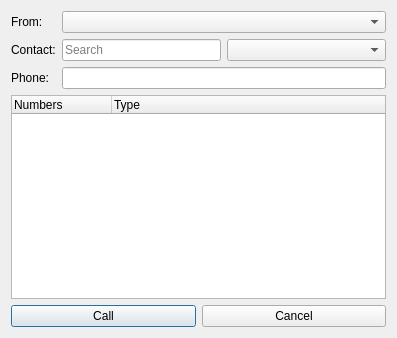
Old version of the form PlaceCallDialog.ui in the repository okostynchuk/Outcall.
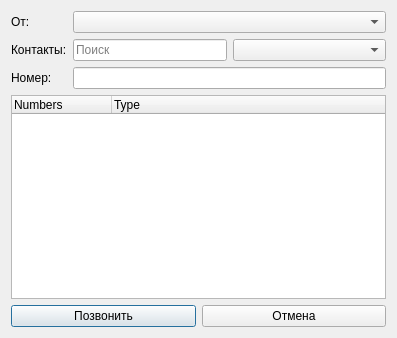
New version of the form. Icons and pictures are not drawn. Custom widgets are drawn as their Qt base class.

Diff of the .ui file:
```diff
--- a/PlaceCallDialog.ui
+++ b/PlaceCallDialog.ui
@@ -37,21 +37,21 @@
        <item>
         <widget class="QLabel" name="label">
          <property name="text">
-          <string>From:</string>
+          <string>От:</string>
          </property>
         </widget>
        </item>
        <item>
         <widget class="QLabel" name="label_2">
          <property name="text">
-          <string>Contact:</string>
+          <string>Контакты:</string>
          </property>
         </widget>
        </item>
        <item>
         <widget class="QLabel" name="label_3">
          <property name="text">
-          <string>Phone:</string>
+          <string>Номер:</string>
          </property>
         </widget>
        </item>
@@ -80,7 +80,7 @@
             </sizepolicy>
            </property>
            <property name="placeholderText">
-            <string>Search</string>
+            <string>Поиск</string>
            </property>
           </widget>
          </item>
@@ -124,14 +124,14 @@
      <item>
       <widget class="QPushButton" name="callButton">
        <property name="text">
-        <string>Call</string>
+        <string>Позвонить</string>
        </property>
       </widget>
      </item>
      <item>
       <widget class="QPushButton" name="cancelButton">
        <property name="text">
-        <string>Cancel</string>
+        <string>Отмена</string>
        </property>
       </widget>
      </item>
```
